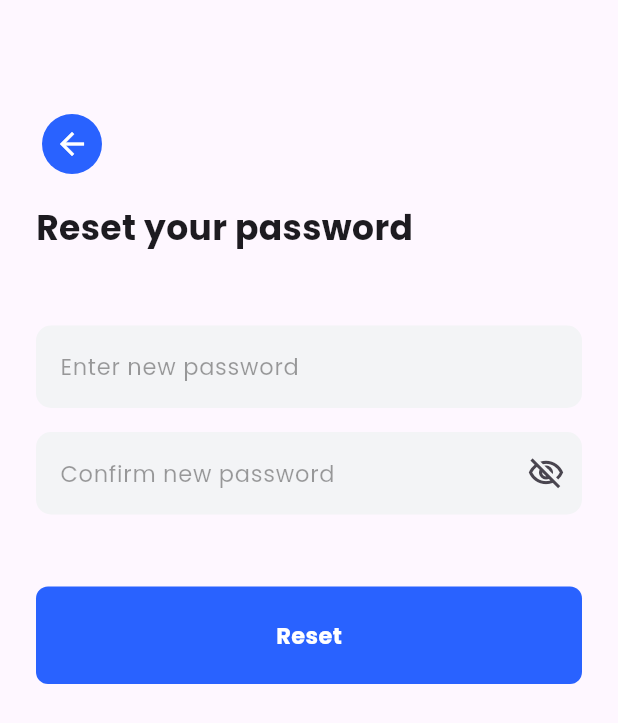
After one commit to muzzammil763/e_learning_app, a Flutter app: the screen it shows after launch, after a tap on "Forgot Password 3", on a phone screen of 412 x 824 dp. The commit adds this screen. Shown: the top 723 px of the screen. Run offline on Flutter 3.47's test engine with Material 3 defaults, Android fonts, the phone set to English and light mode, and no system bars; our stand-ins replace google_fonts.

Commit message:
added 3nd screen of forgot password ..

```diff
--- a/lib/Screens/fotgot_password2.dart
+++ b/lib/Screens/forgot_password2.dart
@@ -94,7 +94,7 @@ class FP2Screen extends StatelessWidget {
               ),
               textAlign: TextAlign.center,
             ),
-            Spacer(),
+            const Spacer(),
           ],
         ),
       ),
--- /dev/null
+++ b/lib/Screens/forgot_password3.dart
@@ -0,0 +1,150 @@
+import 'package:flutter/material.dart';
+
+class FP3Screen extends StatefulWidget {
+  const FP3Screen({super.key});
+
+  @override
+  State<FP3Screen> createState() => _FP3ScreenState();
+}
+
+class _FP3ScreenState extends State<FP3Screen> {
+  bool passwordVisible = false;
+  @override
+  Widget build(BuildContext context) {
+    return Scaffold(
+      body: Padding(
+        padding: const EdgeInsets.only(
+          left: 24,
+          right: 24,
+          top: 72,
+        ),
+        child: Column(
+          crossAxisAlignment: CrossAxisAlignment.start,
+          children: [
+            FloatingActionButton.small(
+              elevation: 0,
+              shape: const CircleBorder(),
+              onPressed: () {},
+              backgroundColor: Colors.blueAccent[700],
+              child: const Icon(
+                Icons.arrow_back,
+                color: Colors.white,
+              ),
+            ),
+            const SizedBox(
+              height: 16,
+            ),
+            const Text(
+              "Reset your password",
+              style: TextStyle(
+                fontSize: 23,
+                fontWeight: FontWeight.bold,
+              ),
+            ),
+            const SizedBox(
+              height: 48,
+            ),
+            TextField(
+              style: const TextStyle(
+                fontSize: 15,
+                color: Colors.black,
+              ),
+              obscureText: passwordVisible,
+              decoration: InputDecoration(
+                border: OutlineInputBorder(
+                  borderRadius: BorderRadius.circular(10),
+                  borderSide: BorderSide.none,
+                ),
+                hintText: "Enter new password",
+                hintStyle: const TextStyle(
+                  color: Colors.black38,
+                  fontSize: 15,
+                ),
+                // suffixIcon: IconButton(
+                //   icon: Icon(
+                //     passwordVisible
+                //         ? Icons.visibility_outlined
+                //         : Icons.visibility_off_outlined,
+                //     size: 25,
+                //   ),
+                //   onPressed: () {
+                //     setState(
+                //       () {
+                //         passwordVisible = !passwordVisible;
+                //       },
+                //     );
+                //   },
+                // ),
+                filled: true,
+                fillColor: const Color(0XFFF3F4F6),
+              ),
+              keyboardType: TextInputType.visiblePassword,
+              textInputAction: TextInputAction.done,
+            ),
+            const SizedBox(
+              height: 16,
+            ),
+            TextField(
+              style: const TextStyle(
+                fontSize: 15,
+                color: Colors.black,
+              ),
+              obscureText: passwordVisible,
+              decoration: InputDecoration(
+                border: OutlineInputBorder(
+                  borderRadius: BorderRadius.circular(10),
+                  borderSide: BorderSide.none,
+                ),
+                hintText: "Confirm new password",
+                hintStyle: const TextStyle(
+                  color: Colors.black38,
+                  fontSize: 15,
+                ),
+                suffixIcon: IconButton(
+                  icon: Icon(
+                    passwordVisible
+                        ? Icons.visibility_outlined
+                        : Icons.visibility_off_outlined,
+                    size: 25,
+                  ),
+                  onPressed: () {
+                    setState(
+                      () {
+                        passwordVisible = !passwordVisible;
+                      },
+                    );
+                  },
+                ),
+                filled: true,
+                fillColor: const Color(0XFFF3F4F6),
+              ),
+              keyboardType: TextInputType.visiblePassword,
+              textInputAction: TextInputAction.done,
+            ),
+            const SizedBox(
+              height: 48,
+            ),
+            Container(
+              height: 65,
+              width: double.infinity,
+              decoration: BoxDecoration(
+                borderRadius: BorderRadius.circular(8),
+                color: Colors.blueAccent[700],
+              ),
+              child: const Center(
+                child: Text(
+                  'Reset',
+                  style: TextStyle(
+                    color: Colors.white,
+                    fontWeight: FontWeight.bold,
+                    fontSize: 15,
+                  ),
+                ),
+              ),
+            ),
+          ],
+        ),
+      ),
+    );
+  }
+}
--- a/lib/Screens/screen_selecter.dart
+++ b/lib/Screens/screen_selecter.dart
@@ -1,5 +1,6 @@
 import 'package:e_learning_ui/Screens/forgot_password1.dart';
-import 'package:e_learning_ui/Screens/fotgot_password2.dart';
+import 'package:e_learning_ui/Screens/forgot_password3.dart';
+import 'package:e_learning_ui/Screens/forgot_password2.dart';
 import 'package:e_learning_ui/Screens/onboarding.dart';
 import 'package:e_learning_ui/Screens/sign_in.dart';
 import 'package:e_learning_ui/Screens/sign_up.dart';
@@ -292,6 +293,11 @@ class ScreenSelecter extends StatelessWidget {
                 child: Row(
                   children: [
                     Expanded(
+                      child: InkWell(
+                        onTap: () {
+                          Navigator.of(context).push(MaterialPageRoute(
+                              builder: (context) => const FP3Screen()));
+                        },
                         child: Container(
                           height: 50,
                           width: double.infinity,
@@ -311,6 +317,7 @@ class ScreenSelecter extends StatelessWidget {
                           ),
                         ),
                       ),
+                    ),
                   ],
                 ),
               ),
```
Lines whose indentation alone changed are shown as unchanged.
